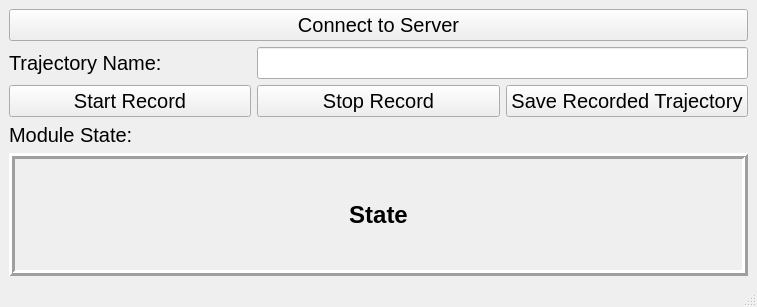
Qt form modules/trajectoryrecorder/widget/trajectoryrecorder.ui (tud-hri/joan) before a commit.
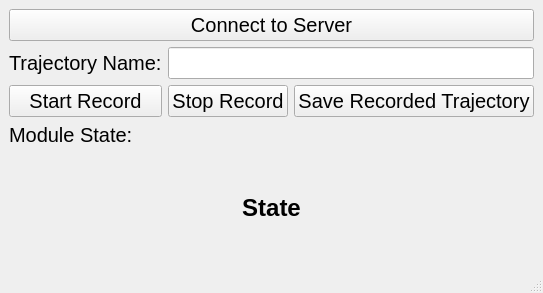
The same form after that commit.

```diff
--- a/modules/trajectoryrecorder/widget/trajectoryrecorder.ui
+++ b/modules/trajectoryrecorder/widget/trajectoryrecorder.ui
@@ -6,8 +6,8 @@
    <rect>
     <x>0</x>
     <y>0</y>
-    <width>757</width>
-    <height>307</height>
+    <width>540</width>
+    <height>293</height>
    </rect>
   </property>
   <property name="windowTitle">
@@ -116,10 +116,10 @@
        </font>
       </property>
       <property name="frameShape">
-       <enum>QFrame::Box</enum>
+       <enum>QFrame::NoFrame</enum>
       </property>
       <property name="frameShadow">
-       <enum>QFrame::Raised</enum>
+       <enum>QFrame::Plain</enum>
       </property>
       <property name="lineWidth">
        <number>3</number>
```
Left out of the diff: 2 changed lines with no effect on the pictures.
